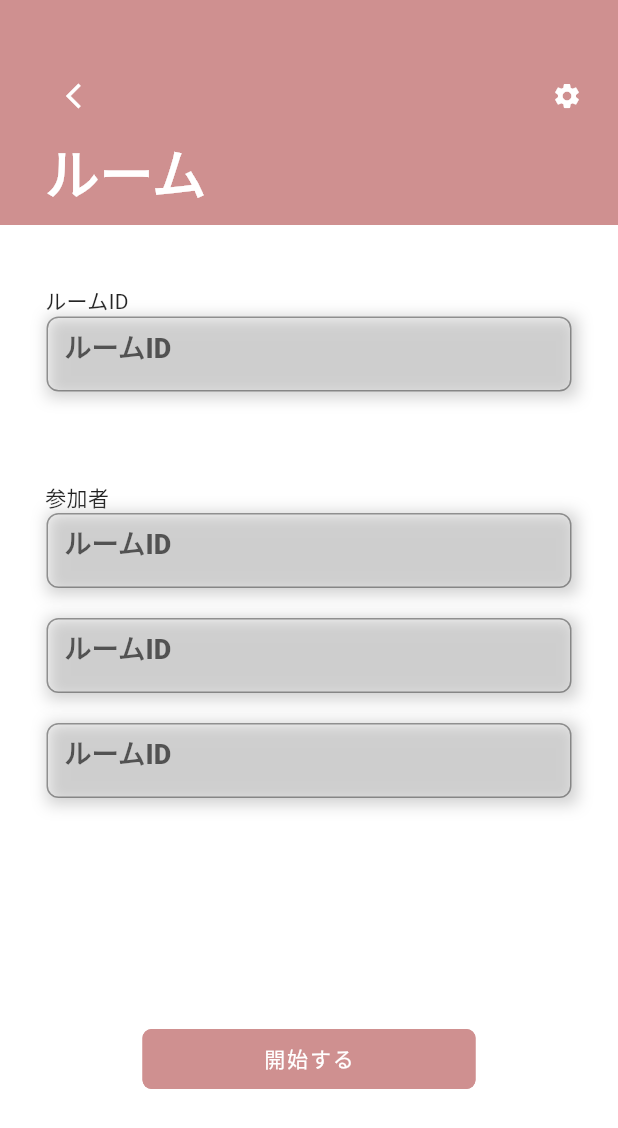
After one commit to Tanesan/spajam2022, a Flutter app: the RoomRobyPage screen opened by its route, on a phone screen of 412 x 824 dp. The commit adds this screen. Shown: the top 1128 px of the screen. Run offline on Flutter 3.47's test engine with Material 2 defaults, Android fonts, the phone set to English and light mode, and no system bars; our stand-ins replace google_fonts.

Commit message:
ルーム一覧ページの作成

```diff
--- a/lib/app.dart
+++ b/lib/app.dart
@@ -2,6 +2,7 @@ import 'package:flutter/material.dart';
 import 'package:google_fonts/google_fonts.dart';
 import 'package:spajam2022/ui/pages/home_page.dart';
 import 'package:spajam2022/ui/pages/room_enter_page.dart';
+import 'package:spajam2022/ui/pages/room_roby_page.dart';
 
 import 'ui/pages/top_page.dart';
 
@@ -76,6 +77,7 @@ class MyApp extends StatelessWidget {
         routes: <String, WidgetBuilder>{
           '/home': (BuildContext context) => HomePage(),
           '/roomenter': (BuildContext context) => RoomEnterPage(),
+          '/roomroby': (BuildContext context) => RoomRobyPage(),
         });
   }
 }
--- a/lib/ui/components/text_field_custom.dart
+++ b/lib/ui/components/text_field_custom.dart
@@ -1,7 +1,13 @@
 import 'package:flutter/material.dart';
 
 class TextFieldCustom extends StatelessWidget {
-  const TextFieldCustom({Key? key}) : super(key: key);
+  final String? suffix;
+  final String hintText;
+  final Function? onPressed;
+
+  TextFieldCustom(
+      {Key? key, this.suffix, this.onPressed, required this.hintText})
+      : super(key: key);
 
   @override
   Widget build(BuildContext context) {
@@ -20,9 +26,10 @@ class TextFieldCustom extends StatelessWidget {
       ),
       child: TextFormField(
           decoration: InputDecoration(
-        fillColor: Colors.white,
+            fillColor: Colors.white,
         focusColor: Colors.white,
-        suffix: Text('確定'),
+        suffix: TextButton(
+            child: Text(this.suffix ?? ""), onPressed: () => onPressed ?? null),
         border: OutlineInputBorder(
           borderRadius: BorderRadius.circular(8),
           borderSide: BorderSide(
@@ -33,7 +40,7 @@ class TextFieldCustom extends StatelessWidget {
             .textTheme
             .headline5
             ?.copyWith(color: Color(0xffC0C0C0)),
-        hintText: 'ルームIDを入力',
+        hintText: this.hintText,
       )),
     );
   }
--- a/lib/ui/pages/home_page.dart
+++ b/lib/ui/pages/home_page.dart
@@ -1,5 +1,4 @@
 import 'package:flutter/material.dart';
-import 'package:spajam2022/ui/components/increment_button.dart';
 
 class HomePage extends StatefulWidget {
   const HomePage({Key? key}) : super(key: key);
--- a/lib/ui/pages/room_enter_page.dart
+++ b/lib/ui/pages/room_enter_page.dart
@@ -19,7 +19,10 @@ class _RoomEnterPageState extends State<RoomEnterPage> {
         HeaderCustomized(title: "ルーム参加"),
         Padding(
           padding: EdgeInsets.fromLTRB(0, 40, 0, 0),
-          child: TextFieldCustom(),
+          child: TextFieldCustom(
+              suffix: "確定",
+              hintText: "ルームIDを入力",
+              onPressed: () => Navigator.of(context).pushNamed('/roomroby')),
         )
       ],
     ));
--- /dev/null
+++ b/lib/ui/pages/room_roby_page.dart
@@ -0,0 +1,93 @@
+import 'package:flutter/material.dart';
+
+import '../components/header_customized.dart';
+import '../components/text_field_custom.dart';
+
+class RoomRobyPage extends StatefulWidget {
+  const RoomRobyPage({Key? key}) : super(key: key);
+
+  @override
+  State<RoomRobyPage> createState() => _RoomRobyPageState();
+}
+
+class _RoomRobyPageState extends State<RoomRobyPage> {
+  @override
+  Widget build(BuildContext context) {
+    return Scaffold(
+        body: Column(
+      children: [
+        HeaderCustomized(title: "ルーム"),
+        Padding(
+          padding: EdgeInsets.fromLTRB(0, 40, 0, 0),
+          child: Column(
+            children: [
+              Column(
+                children: [
+                  Padding(
+                    padding: EdgeInsets.fromLTRB(30, 0, 0, 0),
+                    child: Row(
+                      mainAxisAlignment: MainAxisAlignment.start,
+                      children: [
+                        Text("ルームID", textAlign: TextAlign.left),
+                      ],
+                    ),
+                  ),
+                  TextFieldCustom(
+                      suffix: "コピー",
+                      hintText: "ルームID",
+                      onPressed: () =>
+                          Navigator.of(context).pushNamed('/roomroby')),
+                ],
+              ),
+              Padding(
+                padding: EdgeInsets.fromLTRB(0, 60, 0, 0),
+                child: Column(
+                  children: [
+                    Padding(
+                      padding: EdgeInsets.fromLTRB(30, 0, 0, 0),
+                      child: Row(
+                        mainAxisAlignment: MainAxisAlignment.start,
+                        children: [
+                          Text("参加者", textAlign: TextAlign.left),
+                        ],
+                      ),
+                    ),
+                    TextFieldCustom(hintText: "ルームID"),
+                    Padding(
+                      padding: EdgeInsets.fromLTRB(0, 20, 0, 0),
+                      child: TextFieldCustom(hintText: "ルームID"),
+                    ),
+                    Padding(
+                      padding: EdgeInsets.fromLTRB(0, 20, 0, 0),
+                      child: TextFieldCustom(hintText: "ルームID"),
+                    ),
+                  ],
+                ),
+              ),
+              Padding(
+                padding: EdgeInsets.fromLTRB(0, 150, 0, 0),
+                child: OutlinedButton(
+                  child: Container(
+                      width: 190,
+                      height: 40,
+                      child: Center(child: Text('開始する'))),
+                  style: OutlinedButton.styleFrom(
+                    primary: Colors.white,
+                    backgroundColor: Color(0xffCF9090),
+                    side: BorderSide(color: Color(0xffCF9090)),
+                    shape: RoundedRectangleBorder(
+                      borderRadius: BorderRadius.circular(6),
+                    ),
+                  ),
+                  onPressed: () {
+                    Navigator.of(context).pushNamed('/home');
+                  },
+                ),
+              ),
+            ],
+          ),
+        )
+      ],
+    ));
+  }
+}
```
